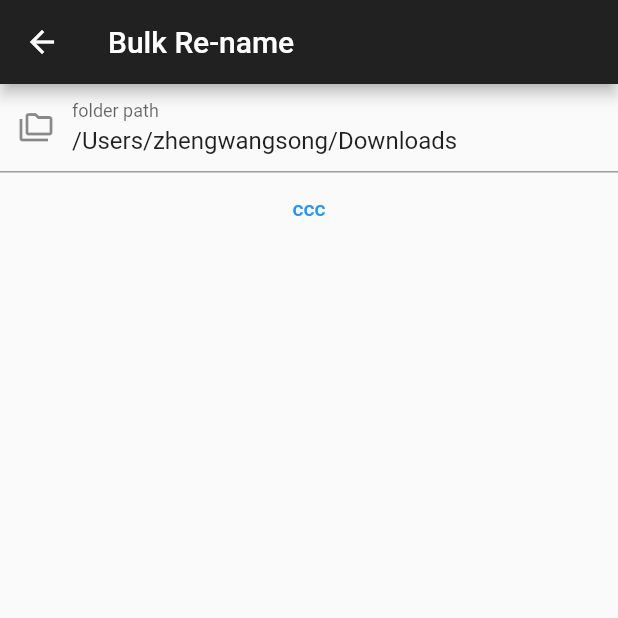
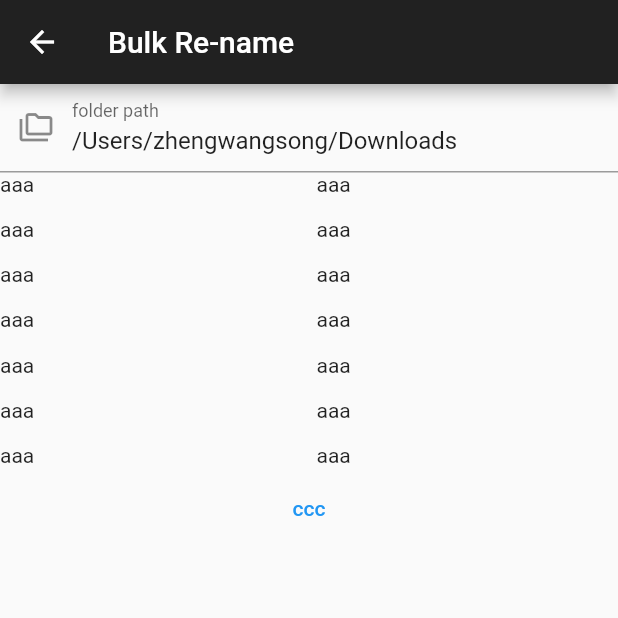
Before and after one commit to songzhw/SixToolkit_ForLife, a Flutter app: the BulkRenamePage screen opened by its route, on a phone screen of 412 x 824 dp, the top half of it. Run offline on Flutter 3.47's test engine with Material 2 defaults, Android fonts, the phone set to English and light mode, and no system bars; our stand-ins replace get.

```diff
--- a/Tools_On_Mac/lib/apps/rename/BulkRenamePage.dart
+++ b/Tools_On_Mac/lib/apps/rename/BulkRenamePage.dart
@@ -7,6 +7,7 @@ import '../../Commons.dart';
 
 class BulkRenamePage extends StatelessWidget {
   final input = TextEditingController();
+  final files = <FileSystemEntity>[].obs;
 
   @override
   Widget build(BuildContext context) {
@@ -22,6 +23,16 @@ class BulkRenamePage extends StatelessWidget {
             onSubmitted: (value) {
               print('szw value = $value');
             },
+          ),
+          Container( height: 200,
+            child: GridView.builder(gridDelegate: SliverGridDelegateWithFixedCrossAxisCount(
+              crossAxisCount: 2, // 一行几个. 这当然就确定了width了
+              childAspectRatio: 10,
+              mainAxisSpacing: 10,  //主轴上的空隙
+              crossAxisSpacing: 10, //次轴上的空隙
+            ), itemBuilder: (ctx, index) {
+              return Text("aaa");
+            }, itemCount: 20, scrollDirection: Axis.vertical, physics: ScrollPhysics()),
           ),
           TextButton(onPressed: f, child: Text("ccc")),
         ],
@@ -62,4 +73,8 @@ import 'package:filepicker_macos/filepicker_macos.dart';
 4. 当把app-sandbox设为false后, 那下面的值就变了!!!
     final dir = await getApplicationDocumentsDirectory();
     print('dir = ${dir.path}'); //=> dir = /Users/szw/Documents
+
+5. Grid放到Column里会报错, 因为不知道GridView尺寸
+这时要么给GridView(shrinkWrap: true)
+要么就是Flexible(flex:1, child: Grid)
  */
```
